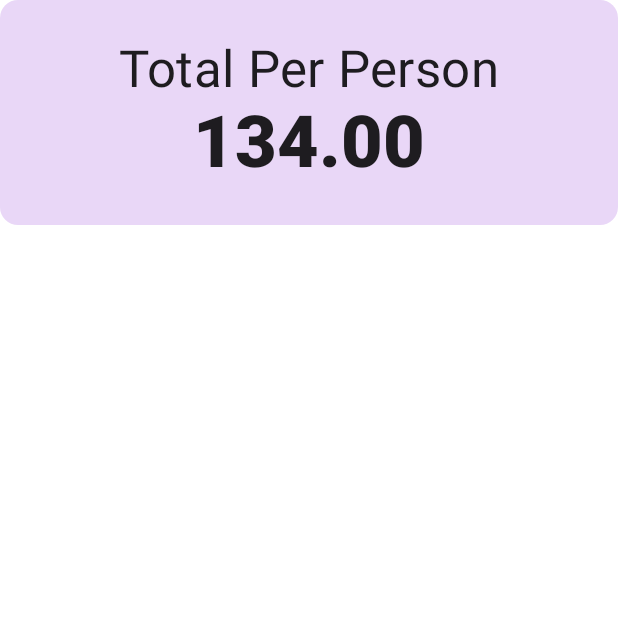
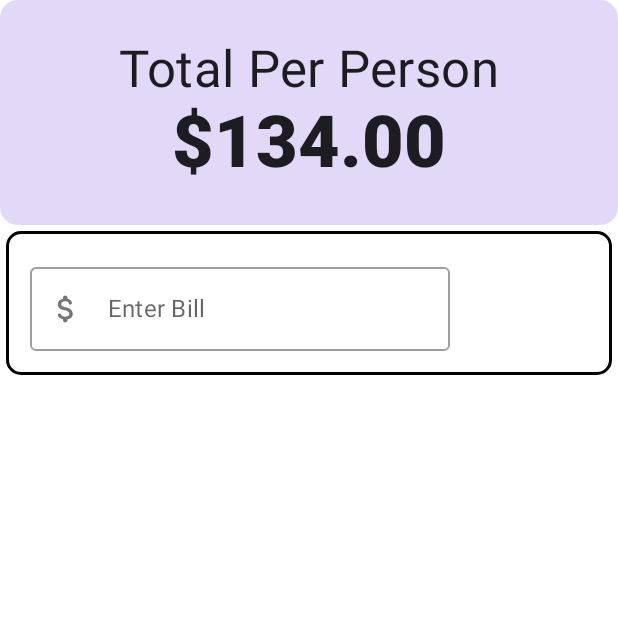
Before and after one commit to mnmr1996develop/TipAppAndroidCompose, an Android app built with Jetpack Compose: the screen it shows after launch (MainActivity), on a phone screen of 412 x 824 dp, the top half of it. Run offline under Robolectric (Android 15) with nearby library versions, the phone set to English and light mode, and no system bars.

Commit message:
putting some of the touches together

```diff
--- a/app/src/main/java/com/michaelrichards/tipapp/MainActivity.kt
+++ b/app/src/main/java/com/michaelrichards/tipapp/MainActivity.kt
@@ -1,25 +1,39 @@
+@file:OptIn(ExperimentalComposeUiApi::class)
+
 package com.michaelrichards.tipapp
 
 import android.os.Bundle
+import android.util.Log
 import androidx.activity.ComponentActivity
 import androidx.activity.compose.setContent
+import androidx.compose.foundation.BorderStroke
 import androidx.compose.foundation.layout.*
 import androidx.compose.foundation.shape.CornerSize
 import androidx.compose.foundation.shape.RoundedCornerShape
+import androidx.compose.foundation.text.KeyboardActions
 import androidx.compose.material.MaterialTheme
 import androidx.compose.material.Surface
 import androidx.compose.material.Text
-import androidx.compose.runtime.Composable
+import androidx.compose.material.TextField
+import androidx.compose.material.icons.Icons
+import androidx.compose.material.icons.filled.Add
+import androidx.compose.material.icons.filled.Remove
+import androidx.compose.runtime.*
 import androidx.compose.ui.Alignment
+import androidx.compose.ui.ExperimentalComposeUiApi
 import androidx.compose.ui.Modifier
 import androidx.compose.ui.draw.clip
 import androidx.compose.ui.graphics.Color
+import androidx.compose.ui.platform.LocalSoftwareKeyboardController
 import androidx.compose.ui.text.font.FontWeight
 import androidx.compose.ui.tooling.preview.Preview
 import androidx.compose.ui.unit.dp
+import com.michaelrichards.tipapp.Components.InputField
+import com.michaelrichards.tipapp.Widgets.RoundIConButton
 import com.michaelrichards.tipapp.ui.theme.TipAppTheme
 
 class MainActivity : ComponentActivity() {
+    @OptIn(ExperimentalComposeUiApi::class)
     override fun onCreate(savedInstanceState: Bundle?) {
         super.onCreate(savedInstanceState)
         setContent {
@@ -29,8 +43,11 @@ class MainActivity : ComponentActivity() {
     }
 }
 
+private const val TAG = "MainActivity"
 
-@Preview(showBackground = true)
+
+@ExperimentalComposeUiApi
+//@Preview(showBackground = true)
 @Composable
 fun DefaultPreview() {
 
@@ -40,7 +57,7 @@ fun DefaultPreview() {
 
 }
 
-
+@ExperimentalComposeUiApi
 @Composable
 fun MyApp(content: @Composable () -> Unit) {
     TipAppTheme {
@@ -48,30 +65,114 @@ fun MyApp(content: @Composable () -> Unit) {
             modifier = Modifier.fillMaxSize(),
             color = MaterialTheme.colors.background
         ) {
+
             Column {
                 Header()
+                MainContent()
             }
+
+
         }
     }
 }
 
 
-@Preview
+//@Preview
 @Composable
-fun Header(totalPerPerson: Double = 134.00){
-    Surface(modifier = Modifier
-        .fillMaxWidth()
-        .height(150.dp)
-        .clip(shape = RoundedCornerShape(corner = CornerSize(12.dp))),
-        color = Color(0xFFE9D7F7)
+fun Header(totalPerPerson: Double = 134.00) {
+    Surface(
+        modifier = Modifier
+            .fillMaxWidth()
+            .height(150.dp)
+            .clip(shape = RoundedCornerShape(corner = CornerSize(12.dp))),
+        color = Color(0xF0E0D7F7)
     ) {
-        Column(modifier = Modifier.padding(12.dp),
+        Column(
+            modifier = Modifier.padding(12.dp),
             horizontalAlignment = Alignment.CenterHorizontally,
-            verticalArrangement = Arrangement.Center)
+            verticalArrangement = Arrangement.Center
+        )
         {
             val total = "%.2f".format(totalPerPerson)
             Text(text = "Total Per Person", style = MaterialTheme.typography.h4)
-            Text(text = "$total" , style = MaterialTheme.typography.h3, fontWeight = FontWeight.ExtraBold)
+            Text(
+                text = "$$total",
+                style = MaterialTheme.typography.h3,
+                fontWeight = FontWeight.ExtraBold
+            )
         }
     }
 }
+
+
+@ExperimentalComposeUiApi
+@Preview
+@Composable
+fun MainContent() {
+
+    BillForm() { billAmount ->
+        Log.d(TAG, "MainContent: $billAmount")
+    }
+
+
+}
+
+@ExperimentalComposeUiApi
+@Composable
+fun BillForm(
+    modifier: Modifier = Modifier,
+    onValChange: (String) -> Unit = {},
+) {
+    val billState = remember {
+        mutableStateOf("")
+    }
+
+    val isValidState = remember(billState.value) {
+        billState.value.trim().isNotEmpty()
+    }
+
+    val keyBoardController = LocalSoftwareKeyboardController.current
+
+    Surface(
+        modifier = Modifier
+            .padding(4.dp)
+            .fillMaxWidth(),
+        shape = RoundedCornerShape(corner = CornerSize(10.dp)),
+        border = BorderStroke(width = 2.dp, color = Color.Black)
+    )
+    {
+        Column(
+            modifier = Modifier.padding(6.dp),
+            verticalArrangement = Arrangement.Top,
+            horizontalAlignment = Alignment.Start
+        )
+        {
+            InputField(valueState = billState,
+                labelId = "Enter Bill",
+                enabled = true, isSingleLine = true,
+                onAction = KeyboardActions {
+                    if (!isValidState) return@KeyboardActions
+                    onValChange(billState.value.trim())
+                    keyBoardController?.hide()
+                })
+
+            if (isValidState) {
+                Row(modifier = Modifier.padding(3.dp), horizontalArrangement = Arrangement.Start) {
+                    Text(text = "Split", modifier = Modifier.align(Alignment.CenterVertically))
+                    Spacer(modifier = Modifier.width(120.dp))
+                    Row(
+                        modifier = Modifier.padding(horizontal = 3.dp),
+                        horizontalArrangement = Arrangement.End
+                    ) {
+                        RoundIConButton(imageVector = Icons.Default.Remove, onClick = { /*TODO*/ })
+                        RoundIConButton(imageVector = Icons.Default.Add, onClick = { /*TODO*/ })
+                    }
+                }
+            } else {
+                Box() {
+
+                }
+            }
+        }
+    }
+}
--- a/app/src/main/java/com/michaelrichards/tipapp/Widgets/RoundIconButton.kt
+++ b/app/src/main/java/com/michaelrichards/tipapp/Widgets/RoundIconButton.kt
@@ -18,11 +18,11 @@ import androidx.compose.ui.unit.dp
 val IconButtonSizeModifier = Modifier.size(40.dp)
 
 @Composable
-fun RoundIConButton(modifier: Modifier,
+fun RoundIConButton(modifier: Modifier = Modifier,
                     imageVector: ImageVector,
                     onClick: () -> Unit,
                     tint: Color = Color.Black.copy(alpha = 0.8f),
-                    backgroundColor: Color = MaterialTheme.colors.onBackground,
+                    backgroundColor: Color = MaterialTheme.colors.background,
                     elevation: Dp = 4.dp
 ){
 
```
